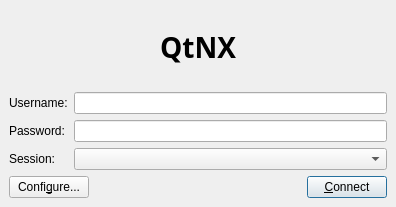
BackupTheBerlios/freenx-svn, file qtnx/logindialog.ui: the form before one commit.
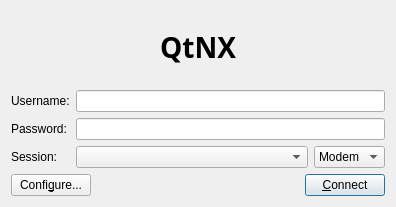
The form after the commit.

Commit message: Link type setting on the login dialog

The edit to the form file:
```diff
--- a/qtnx/logindialog.ui
+++ b/qtnx/logindialog.ui
@@ -13,21 +13,6 @@
    <string>QtNX</string>
   </property>
   <layout class="QVBoxLayout" >
-   <property name="spacing" >
-    <number>6</number>
-   </property>
-   <property name="leftMargin" >
-    <number>9</number>
-   </property>
-   <property name="topMargin" >
-    <number>9</number>
-   </property>
-   <property name="rightMargin" >
-    <number>9</number>
-   </property>
-   <property name="bottomMargin" >
-    <number>9</number>
-   </property>
    <item>
     <widget class="QLabel" name="logo" >
      <property name="text" >
@@ -40,21 +25,6 @@
    </item>
    <item>
     <layout class="QHBoxLayout" >
-     <property name="spacing" >
-      <number>6</number>
-     </property>
-     <property name="leftMargin" >
-      <number>0</number>
-     </property>
-     <property name="topMargin" >
-      <number>0</number>
-     </property>
-     <property name="rightMargin" >
-      <number>0</number>
-     </property>
-     <property name="bottomMargin" >
-      <number>0</number>
-     </property>
      <item>
       <layout class="QVBoxLayout" >
        <property name="spacing" >
@@ -97,21 +67,6 @@
      </item>
      <item>
       <layout class="QVBoxLayout" >
-       <property name="spacing" >
-        <number>6</number>
-       </property>
-       <property name="leftMargin" >
-        <number>0</number>
-       </property>
-       <property name="topMargin" >
-        <number>0</number>
-       </property>
-       <property name="rightMargin" >
-        <number>0</number>
-       </property>
-       <property name="bottomMargin" >
-        <number>0</number>
-       </property>
        <item>
         <widget class="QLineEdit" name="username" >
          <property name="minimumSize" >
@@ -136,14 +91,47 @@
         </widget>
        </item>
        <item>
-        <widget class="QComboBox" name="session" >
-         <property name="sizePolicy" >
-          <sizepolicy vsizetype="Fixed" hsizetype="MinimumExpanding" >
-           <horstretch>0</horstretch>
-           <verstretch>0</verstretch>
-          </sizepolicy>
-         </property>
-        </widget>
+        <layout class="QHBoxLayout" >
+         <item>
+          <widget class="QComboBox" name="session" >
+           <property name="sizePolicy" >
+            <sizepolicy vsizetype="Fixed" hsizetype="MinimumExpanding" >
+             <horstretch>0</horstretch>
+             <verstretch>0</verstretch>
+            </sizepolicy>
+           </property>
+          </widget>
+         </item>
+         <item>
+          <widget class="QComboBox" name="link" >
+           <item>
+            <property name="text" >
+             <string>Modem</string>
+            </property>
+           </item>
+           <item>
+            <property name="text" >
+             <string>ISDN</string>
+            </property>
+           </item>
+           <item>
+            <property name="text" >
+             <string>ADSL</string>
+            </property>
+           </item>
+           <item>
+            <property name="text" >
+             <string>WAN</string>
+            </property>
+           </item>
+           <item>
+            <property name="text" >
+             <string>LAN</string>
+            </property>
+           </item>
+          </widget>
+         </item>
+        </layout>
        </item>
       </layout>
      </item>
@@ -151,21 +139,6 @@
    </item>
    <item>
     <layout class="QHBoxLayout" >
-     <property name="spacing" >
-      <number>6</number>
-     </property>
-     <property name="leftMargin" >
-      <number>0</number>
-     </property>
-     <property name="topMargin" >
-      <number>0</number>
-     </property>
-     <property name="rightMargin" >
-      <number>0</number>
-     </property>
-     <property name="bottomMargin" >
-      <number>0</number>
-     </property>
      <item>
       <widget class="QPushButton" name="configureButton" >
        <property name="text" >
```
The commit also changes 2 other files.
